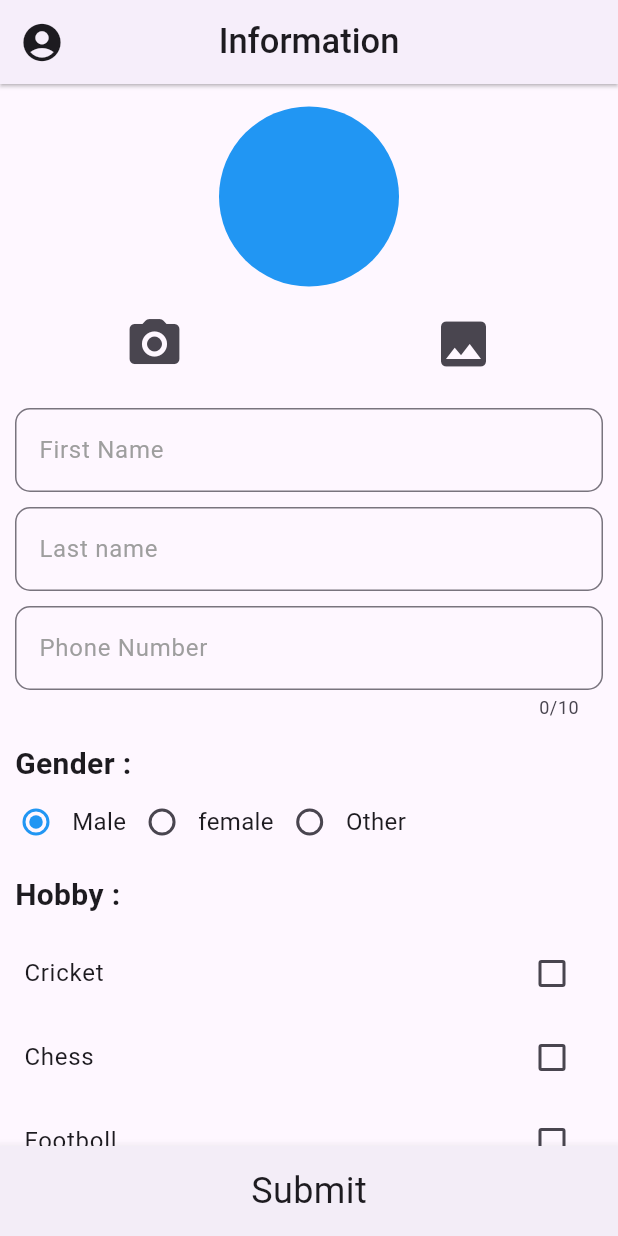
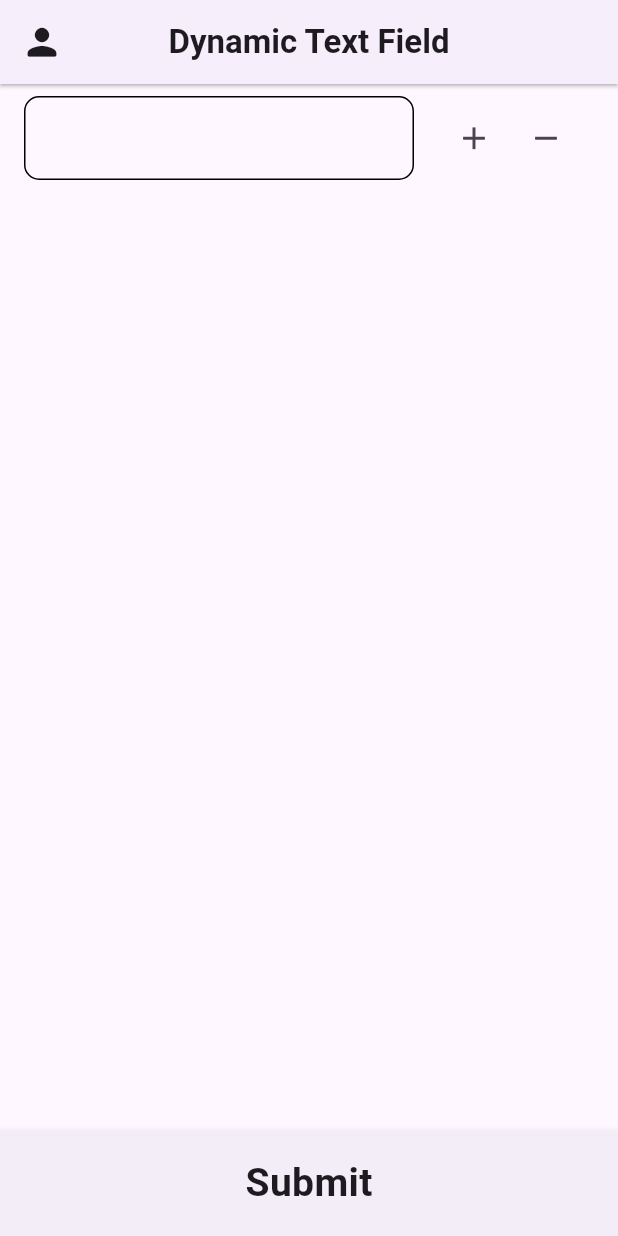
Before and after one commit to sanjuafre123/resume_app_daily_task, a Flutter app: the screen it shows after launch, on a phone screen of 412 x 824 dp. Run offline on Flutter 3.47's test engine with Material 3 defaults, Android fonts, the phone set to English and light mode, and no system bars; our stand-ins replace image_picker.

Commit message:
18/05/2024

```diff
--- a/lib/Utils/globallist.dart
+++ b/lib/Utils/globallist.dart
@@ -1,3 +1,4 @@
+import 'package:flutter/cupertino.dart';
 import 'package:flutter/material.dart';
 
 List titlename = [
@@ -40,9 +41,20 @@ List<bool> hobby = [
 ];
 
 List hobbyname = [
-  'Cricket' , 'Chess' , 'Footboll' , 'Reading',
+  'Cricket',
+  'Chess',
+  'Footboll',
+  'Reading',
 ];
 
 String firstName = '';
 String lastName = '';
 String phoneNumber = '';
+String dub = '';
+List selectedindex = [];
+
+TextEditingController txtController = TextEditingController();
+
+List<TextEditingController> text = [
+  txtController,
+];
--- a/lib/Utils/routes.dart
+++ b/lib/Utils/routes.dart
@@ -3,6 +3,7 @@
 
 import 'package:flutter/material.dart';
 import '../home/Components/Screen/G-mail/G-mail.dart';
+import '../home/Components/Screen/Generate_Dynamic_Text_Field/dynamic_text.dart';
 import '../home/Components/Screen/Google_Login_Page_With_Validation/Emailscreen.dart';
 import '../home/Components/Screen/Google_Login_Page_With_Validation/LoginSuccessfuliy.dart';
 import '../home/Components/Screen/Google_Login_Page_With_Validation/PasswordScreen.dart';
@@ -25,9 +26,9 @@ class Approutes{
     // '/Succese' : (context) => const LoginSuccese(),
     // '/snaker' : (context) => const snakerpage(),
     // '/imgpicker' : (context) => const imgpicker(),
-    '/' : (context) => const CardScreen(),
-    '/CardDetail' : (context) => const CardDetailScreen(),
-
+    // '/' : (context) => const CardScreen(),
+    // '/CardDetail' : (context) => const CardDetailScreen(),
+    '/' : (context)  => const TextFieldScreen(),
 
 
 
--- /dev/null
+++ b/lib/home/Components/Screen/Generate_Dynamic_Text_Field/dynamic_text.dart
@@ -0,0 +1,125 @@
+import 'package:flutter/material.dart';
+import 'package:resume_app_daily_task/Utils/globallist.dart';
+
+class TextFieldScreen extends StatefulWidget {
+  const TextFieldScreen({super.key});
+
+  @override
+  State<TextFieldScreen> createState() => _TextFieldScreenState();
+}
+
+class _TextFieldScreenState extends State<TextFieldScreen> {
+  @override
+  Widget build(BuildContext context) {
+    return Scaffold(
+      appBar: AppBar(
+        leading: const Icon(
+          Icons.person_rounded,
+          size: 29,
+        ),
+        centerTitle: true,
+        elevation: 1,
+        shadowColor: Colors.black,
+        title: const Text(
+          'Dynamic Text Field',
+          style: TextStyle(
+            fontSize: 22,
+            fontWeight: FontWeight.w600,
+          ),
+        ),
+      ),
+      body: SingleChildScrollView(
+        child: Column(
+          children: [
+            ...List.generate(
+              text.length,
+              (index) => ListTile(
+                title: TextFormField(
+                  controller: text[index],
+                  decoration: InputDecoration(
+                    focusedBorder: OutlineInputBorder(
+                      borderSide: const BorderSide(width: 2),
+                      borderRadius: BorderRadius.circular(10),
+                    ),
+                    enabledBorder: OutlineInputBorder(
+                      borderRadius: BorderRadius.circular(10),
+                      borderSide: const BorderSide(width: 1),
+                    ),
+                  ),
+                ),
+                trailing: Row(
+                  mainAxisSize: MainAxisSize.min,
+                  children: [
+                    IconButton(
+                      onPressed: () {
+                        setState(
+                          () {
+                            TextEditingController txtController =
+                                TextEditingController();
+                            text.add(txtController);
+                          },
+                        );
+                      },
+                      icon: const Icon(
+                        Icons.add,
+                        size: 25,
+                      ),
+                    ),
+                    IconButton(
+                      onPressed: () {
+                        setState(() {
+                          text.removeAt(index - 1);
+                        });
+                      },
+                      icon: const Icon(
+                        Icons.remove,
+                        size: 25,
+                      ),
+                    ),
+                  ],
+                ),
+              ),
+            ),
+          ],
+        ),
+      ),
+      bottomNavigationBar: GestureDetector(
+        onTap: () {
+          skills = '';
+          for (int i = 0; i < text.length; i++) {
+            skills = '$skills ${text[i].text}';
+          }
+          setState(
+            () {
+              ScaffoldMessenger.of(context).showSnackBar(
+                SnackBar(
+                  content: Text(
+                    '${skills}',
+                    style: const TextStyle(fontSize: 20,color: Colors.white),
+                  ),
+                ),
+              );
+            },
+          );
+        },
+        child: const BottomAppBar(
+          height: 70,
+          shadowColor: Colors.black,
+          elevation: 4,
+          child: Row(
+            mainAxisAlignment: MainAxisAlignment.center,
+            children: [
+              Text(
+                'Submit',
+                style: TextStyle(
+                  fontSize: 26,fontWeight: FontWeight.w700,
+                ),
+              ),
+            ],
+          ),
+        ),
+      ),
+    );
+  }
+}
+String skills = '';
```
Also changed, not shown: lib/home/Components/Screen/ID_Cards_Registration_Form/CardDetailsScreen.dart (+82 -1 lines), lib/home/Components/Screen/ID_Cards_Registration_Form/Cardscreen.dart (+46 -8 lines).
